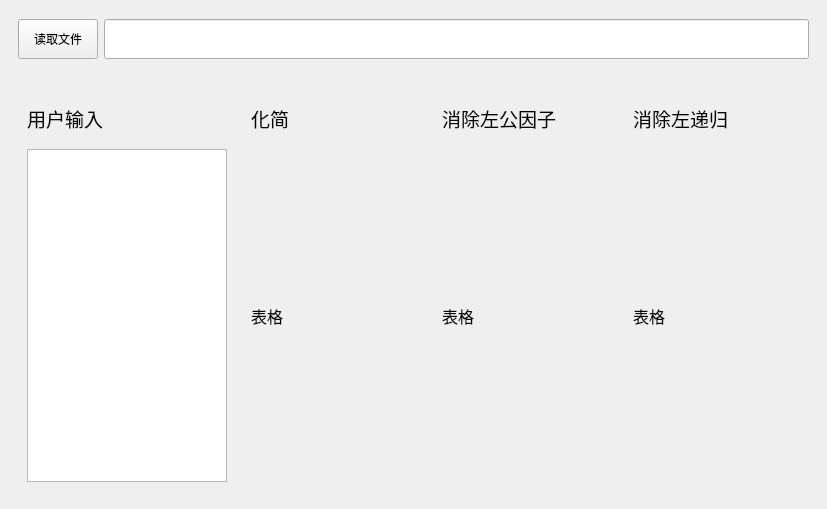
The window that Exp3/src/mainwindow.ui (Das-May/Compiler-Homework) describes before a commit, drawn with Qt 5.
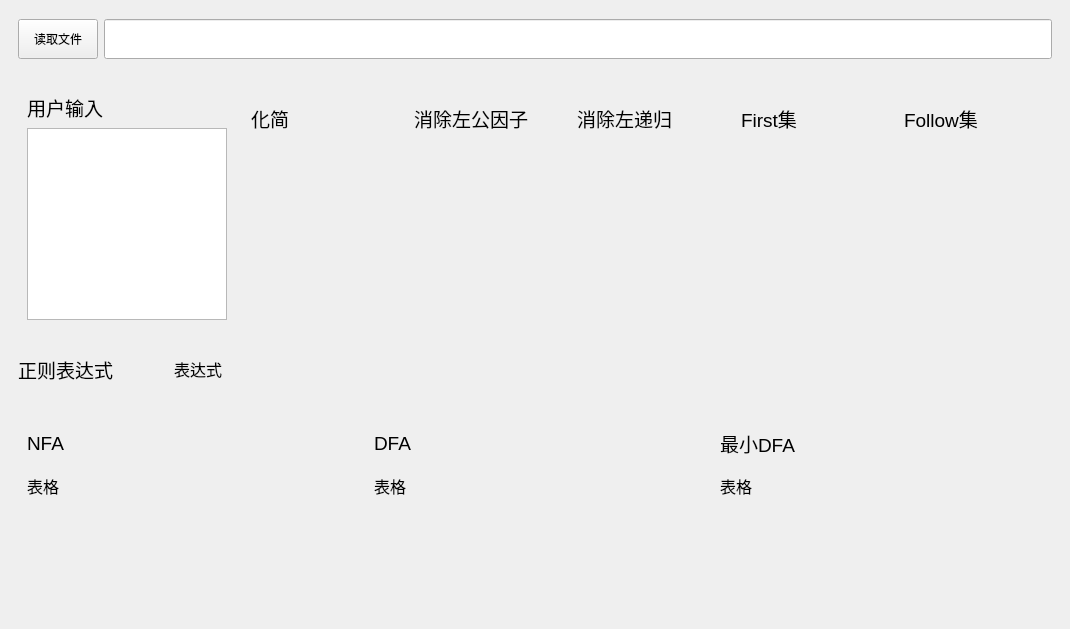
The same window after the commit.

What changed in the file:
```diff
--- a/Exp3/src/mainwindow.ui
+++ b/Exp3/src/mainwindow.ui
@@ -6,8 +6,8 @@
    <rect>
     <x>0</x>
     <y>0</y>
-    <width>827</width>
-    <height>509</height>
+    <width>1070</width>
+    <height>629</height>
    </rect>
   </property>
   <property name="windowTitle">
@@ -82,6 +82,12 @@
               <verstretch>0</verstretch>
              </sizepolicy>
             </property>
+            <property name="minimumSize">
+             <size>
+              <width>150</width>
+              <height>0</height>
+             </size>
+            </property>
             <property name="maximumSize">
              <size>
               <width>200</width>
@@ -115,14 +121,23 @@
            </widget>
           </item>
           <item row="1" column="0">
-           <widget class="QLabel" name="NFA_Table">
+           <widget class="QLabel" name="Simplify_Lable">
+            <property name="minimumSize">
+             <size>
+              <width>100</width>
+              <height>0</height>
+             </size>
+            </property>
             <property name="font">
              <font>
               <pointsize>12</pointsize>
              </font>
             </property>
             <property name="text">
-             <string>表格</string>
+             <string/>
+            </property>
+            <property name="alignment">
+             <set>Qt::AlignLeading|Qt::AlignLeft|Qt::AlignTop</set>
             </property>
            </widget>
           </item>
@@ -151,14 +166,23 @@
            </widget>
           </item>
           <item row="1" column="0">
-           <widget class="QLabel" name="DFA_Table">
+           <widget class="QLabel" name="leftCF_Label">
+            <property name="minimumSize">
+             <size>
+              <width>100</width>
+              <height>0</height>
+             </size>
+            </property>
             <property name="font">
              <font>
               <pointsize>12</pointsize>
              </font>
             </property>
             <property name="text">
-             <string>表格</string>
+             <string/>
+            </property>
+            <property name="alignment">
+             <set>Qt::AlignLeading|Qt::AlignLeft|Qt::AlignTop</set>
             </property>
            </widget>
           </item>
@@ -187,14 +211,305 @@
            </widget>
           </item>
           <item row="1" column="0">
-           <widget class="QLabel" name="minDFA_Table">
+           <widget class="QLabel" name="leftR_Label">
+            <property name="minimumSize">
+             <size>
+              <width>100</width>
+              <height>0</height>
+             </size>
+            </property>
             <property name="font">
              <font>
               <pointsize>12</pointsize>
              </font>
             </property>
             <property name="text">
+             <string/>
+            </property>
+            <property name="alignment">
+             <set>Qt::AlignLeading|Qt::AlignLeft|Qt::AlignTop</set>
+            </property>
+           </widget>
+          </item>
+         </layout>
+        </widget>
+       </item>
+       <item>
+        <widget class="QWidget" name="widget_2" native="true">
+         <layout class="QVBoxLayout" name="verticalLayout_3">
+          <item>
+           <widget class="QLabel" name="First_Tittle">
+            <property name="maximumSize">
+             <size>
+              <width>16777215</width>
+              <height>50</height>
+             </size>
+            </property>
+            <property name="font">
+             <font>
+              <pointsize>14</pointsize>
+             </font>
+            </property>
+            <property name="text">
+             <string>First集</string>
+            </property>
+           </widget>
+          </item>
+          <item>
+           <widget class="QLabel" name="First_Lable">
+            <property name="minimumSize">
+             <size>
+              <width>100</width>
+              <height>0</height>
+             </size>
+            </property>
+            <property name="font">
+             <font>
+              <pointsize>12</pointsize>
+             </font>
+            </property>
+            <property name="text">
+             <string/>
+            </property>
+            <property name="alignment">
+             <set>Qt::AlignLeading|Qt::AlignLeft|Qt::AlignTop</set>
+            </property>
+           </widget>
+          </item>
+         </layout>
+        </widget>
+       </item>
+       <item>
+        <widget class="QWidget" name="widget_3" native="true">
+         <layout class="QVBoxLayout" name="verticalLayout_4">
+          <item>
+           <widget class="QLabel" name="Follow_Tittle">
+            <property name="maximumSize">
+             <size>
+              <width>16777215</width>
+              <height>50</height>
+             </size>
+            </property>
+            <property name="font">
+             <font>
+              <pointsize>14</pointsize>
+             </font>
+            </property>
+            <property name="text">
+             <string>Follow集</string>
+            </property>
+           </widget>
+          </item>
+          <item>
+           <widget class="QLabel" name="Follow_Lable">
+            <property name="minimumSize">
+             <size>
+              <width>100</width>
+              <height>0</height>
+             </size>
+            </property>
+            <property name="font">
+             <font>
+              <pointsize>12</pointsize>
+             </font>
+            </property>
+            <property name="text">
+             <string/>
+            </property>
+            <property name="alignment">
+             <set>Qt::AlignLeading|Qt::AlignLeft|Qt::AlignTop</set>
+            </property>
+           </widget>
+          </item>
+         </layout>
+        </widget>
+       </item>
+      </layout>
+     </widget>
+    </item>
+    <item>
+     <widget class="QWidget" name="widget_8" native="true">
+      <property name="maximumSize">
+       <size>
+        <width>16777215</width>
+        <height>50</height>
+       </size>
+      </property>
+      <layout class="QHBoxLayout" name="horizontalLayout_4">
+       <item>
+        <widget class="QLabel" name="label">
+         <property name="maximumSize">
+          <size>
+           <width>150</width>
+           <height>16777215</height>
+          </size>
+         </property>
+         <property name="font">
+          <font>
+           <pointsize>14</pointsize>
+          </font>
+         </property>
+         <property name="text">
+          <string>正则表达式</string>
+         </property>
+        </widget>
+       </item>
+       <item>
+        <widget class="QLabel" name="Simplify_Lable_2">
+         <property name="minimumSize">
+          <size>
+           <width>100</width>
+           <height>0</height>
+          </size>
+         </property>
+         <property name="font">
+          <font>
+           <pointsize>12</pointsize>
+          </font>
+         </property>
+         <property name="text">
+          <string>表达式</string>
+         </property>
+         <property name="alignment">
+          <set>Qt::AlignLeading|Qt::AlignLeft|Qt::AlignVCenter</set>
+         </property>
+        </widget>
+       </item>
+      </layout>
+     </widget>
+    </item>
+    <item>
+     <widget class="QWidget" name="widget_4" native="true">
+      <layout class="QHBoxLayout" name="horizontalLayout_3">
+       <item>
+        <widget class="QWidget" name="widget_5" native="true">
+         <layout class="QVBoxLayout" name="verticalLayout_5">
+          <item>
+           <widget class="QLabel" name="NFA_Tittle">
+            <property name="maximumSize">
+             <size>
+              <width>16777215</width>
+              <height>50</height>
+             </size>
+            </property>
+            <property name="font">
+             <font>
+              <pointsize>14</pointsize>
+             </font>
+            </property>
+            <property name="text">
+             <string>NFA</string>
+            </property>
+           </widget>
+          </item>
+          <item>
+           <widget class="QLabel" name="NFA_Lable">
+            <property name="minimumSize">
+             <size>
+              <width>100</width>
+              <height>0</height>
+             </size>
+            </property>
+            <property name="font">
+             <font>
+              <pointsize>12</pointsize>
+             </font>
+            </property>
+            <property name="text">
              <string>表格</string>
+            </property>
+            <property name="alignment">
+             <set>Qt::AlignLeading|Qt::AlignLeft|Qt::AlignTop</set>
+            </property>
+           </widget>
+          </item>
+         </layout>
+        </widget>
+       </item>
+       <item>
+        <widget class="QWidget" name="widget_6" native="true">
+         <layout class="QVBoxLayout" name="verticalLayout_6">
+          <item>
+           <widget class="QLabel" name="DFA_Tittle">
+            <property name="maximumSize">
+             <size>
+              <width>16777215</width>
+              <height>50</height>
+             </size>
+            </property>
+            <property name="font">
+             <font>
+              <pointsize>14</pointsize>
+             </font>
+            </property>
+            <property name="text">
+             <string>DFA</string>
+            </property>
+           </widget>
+          </item>
+          <item>
+           <widget class="QLabel" name="DFA_Lable">
+            <property name="minimumSize">
+             <size>
+              <width>100</width>
+              <height>0</height>
+             </size>
+            </property>
+            <property name="font">
+             <font>
+              <pointsize>12</pointsize>
+             </font>
+            </property>
+            <property name="text">
+             <string>表格</string>
+            </property>
+            <property name="alignment">
+             <set>Qt::AlignLeading|Qt::AlignLeft|Qt::AlignTop</set>
+            </property>
+           </widget>
+          </item>
+         </layout>
+        </widget>
+       </item>
+       <item>
+        <widget class="QWidget" name="widget_7" native="true">
+         <layout class="QVBoxLayout" name="verticalLayout_7">
+          <item>
+           <widget class="QLabel" name="minDFA_Tittle">
+            <property name="maximumSize">
+             <size>
+              <width>16777215</width>
+              <height>50</height>
+             </size>
+            </property>
+            <property name="font">
+             <font>
+              <pointsize>14</pointsize>
+             </font>
+            </property>
+            <property name="text">
+             <string>最小DFA</string>
+            </property>
+           </widget>
+          </item>
+          <item>
+           <widget class="QLabel" name="minDFA_Lable">
+            <property name="minimumSize">
+             <size>
+              <width>100</width>
+              <height>0</height>
+             </size>
+            </property>
+            <property name="font">
+             <font>
+              <pointsize>12</pointsize>
+             </font>
+            </property>
+            <property name="text">
+             <string>表格</string>
+            </property>
+            <property name="alignment">
+             <set>Qt::AlignLeading|Qt::AlignLeft|Qt::AlignTop</set>
             </property>
            </widget>
           </item>
```
Left out of the diff: 6 changed lines with no effect on the pictures.
